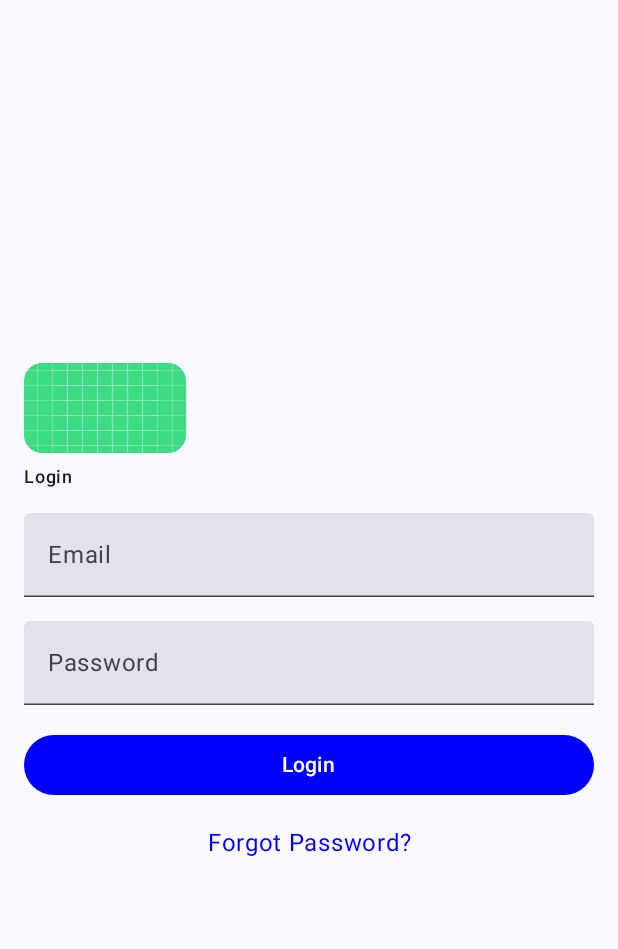
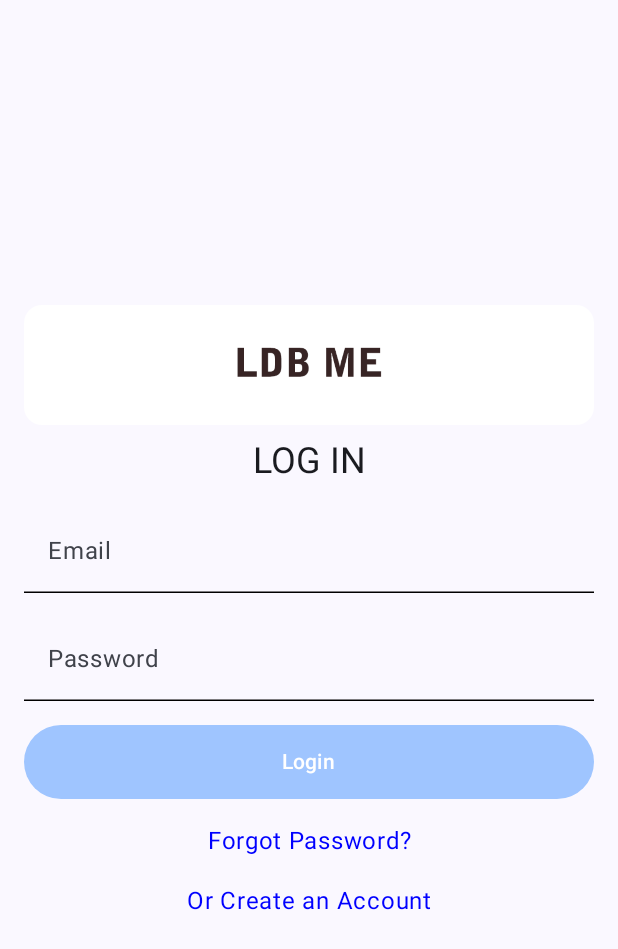
Before and after one commit to kameshtalreja/TheEventApp, an Android app built with Jetpack Compose: the screen it shows after launch (AuthActivity), on a phone screen of 412 x 824 dp. Shown: the top 949 px of the screen. Run offline under Robolectric (Android 15) with nearby library versions, the phone set to English and light mode, and no system bars; our stand-ins replace Dagger/Hilt's generated code.

Commit message:
commit 2

```diff
--- a/app/build.gradle.kts
+++ b/app/build.gradle.kts
@@ -80,6 +80,8 @@ dependencies {
     kapt("com.google.dagger:hilt-android-compiler:$hilt")
 //    annotationProcessor("androidx.room:room-compiler:$hilt")
 
+    implementation("io.coil-kt:coil-compose:2.5.0")
+
 
     implementation("androidx.hilt:hilt-navigation-compose:1.1.0")
 
--- a/app/src/main/java/com/demo/theeventapp/presentation/AuthActivity.kt
+++ b/app/src/main/java/com/demo/theeventapp/presentation/AuthActivity.kt
@@ -2,6 +2,7 @@ package com.demo.theeventapp.presentation
 
 import android.content.Intent
 import android.os.Bundle
+import android.widget.Toast
 import androidx.activity.ComponentActivity
 import androidx.activity.compose.setContent
 import androidx.activity.enableEdgeToEdge
@@ -28,6 +29,8 @@ class AuthActivity : ComponentActivity() {
                     LoginScreen({
                         startActivity( Intent(this, MainActivity::class.java))
                         finish()
+                    },{
+                        Toast.makeText(this, "Register Screen", Toast.LENGTH_SHORT).show()
                     })
                 }
             }
--- a/app/src/main/java/com/demo/theeventapp/presentation/screens/LoginScreen.kt
+++ b/app/src/main/java/com/demo/theeventapp/presentation/screens/LoginScreen.kt
@@ -1,6 +1,9 @@
 package com.demo.theeventapp.presentation.screens
 
+import android.util.Log
+import android.widget.Toast
 import androidx.compose.foundation.Image
+import androidx.compose.foundation.clickable
 import androidx.compose.foundation.layout.Arrangement
 import androidx.compose.foundation.layout.Box
 import androidx.compose.foundation.layout.Column
@@ -8,12 +11,17 @@ import androidx.compose.foundation.layout.fillMaxSize
 import androidx.compose.foundation.layout.fillMaxWidth
 import androidx.compose.foundation.layout.height
 import androidx.compose.foundation.layout.padding
+import androidx.compose.foundation.shape.RoundedCornerShape
+import androidx.compose.foundation.text.KeyboardOptions
 import androidx.compose.material3.Button
 import androidx.compose.material3.ButtonDefaults
 import androidx.compose.material3.CircularProgressIndicator
+import androidx.compose.material3.ExperimentalMaterial3Api
 import androidx.compose.material3.MaterialTheme
 import androidx.compose.material3.Text
 import androidx.compose.material3.TextField
+import androidx.compose.material3.TextFieldColors
+import androidx.compose.material3.TextFieldDefaults
 import androidx.compose.runtime.Composable
 import androidx.compose.runtime.getValue
 import androidx.compose.runtime.mutableStateOf
@@ -24,7 +32,10 @@ import androidx.compose.ui.Modifier
 import androidx.compose.ui.draw.clip
 import androidx.compose.ui.graphics.Color
 import androidx.compose.ui.layout.ContentScale
+import androidx.compose.ui.platform.LocalContext
 import androidx.compose.ui.res.painterResource
+import androidx.compose.ui.text.input.KeyboardType
+import androidx.compose.ui.text.input.PasswordVisualTransformation
 import androidx.compose.ui.text.input.TextFieldValue
 import androidx.compose.ui.text.style.TextAlign
 import androidx.compose.ui.tooling.preview.Preview
@@ -37,6 +48,7 @@ import com.kamesh.newsapp.presentation.viewmodel.LoginViewModel
 @Composable
 fun LoginScreen(
     gotoHome : () -> Unit,
+    gotoRegister : () -> Unit,
     viewModel : LoginViewModel = hiltViewModel()
 ) {
 
@@ -55,22 +67,26 @@ fun LoginScreen(
         verticalArrangement = Arrangement.Center
     ) {
         Image(
-            painter = painterResource(id = R.drawable.ic_launcher_background),
+            painter = painterResource(id = R.drawable.lldd),
             contentDescription = null,
             modifier = Modifier
-                .height(60.dp)
+                .height(80.dp)
                 .clip(shape = MaterialTheme.shapes.medium),
             contentScale = ContentScale.FillWidth
         )
         Text(
-            text = "Login",
-            style = MaterialTheme.typography.labelMedium,
-            modifier = Modifier.padding(vertical = 8.dp)
+            text = "LOG IN",
+            style = MaterialTheme.typography.headlineSmall,
+            textAlign = TextAlign.Center,
+            modifier = Modifier
+                .padding(vertical = 8.dp)
+                .fillMaxWidth(),
         )
         EmailTextField()
         PasswordTextField()
         LoginButton(viewModel,userEmail,userPassword)
         ForgotPasswordText()
+        RegisterText(onCreateAction = {})
     }
 
     if (res.isLoading){
@@ -81,7 +97,11 @@ fun LoginScreen(
 
     if (res.error.isNotBlank()){
         Box(modifier = Modifier.fillMaxSize()){
-            Text(text = res.error, modifier = Modifier.align(Alignment.Center))
+            Toast.makeText(
+                LocalContext.current,
+                res.error,
+                Toast.LENGTH_SHORT
+            ).show()
         }
     }
 
@@ -92,6 +112,8 @@ fun LoginScreen(
     }
 }
 
+@OptIn(ExperimentalMaterial3Api::class)
+@Preview
 @Composable
 fun EmailTextField() {
     var emailValue by remember { mutableStateOf(TextFieldValue()) }
@@ -103,10 +125,16 @@ fun EmailTextField() {
         singleLine = true,
         modifier = Modifier
             .fillMaxWidth()
-            .padding(vertical = 8.dp)
+            .padding(vertical = 8.dp),
+        colors = TextFieldDefaults.textFieldColors(
+            containerColor = Color.Transparent,
+            focusedIndicatorColor = Color.Black,
+            unfocusedIndicatorColor = Color.Black
+        )
     )
 }
 
+@OptIn(ExperimentalMaterial3Api::class)
 @Composable
 fun PasswordTextField() {
     var passwordValue by remember { mutableStateOf(TextFieldValue()) }
@@ -118,7 +146,16 @@ fun PasswordTextField() {
         singleLine = true,
         modifier = Modifier
             .fillMaxWidth()
-            .padding(vertical = 8.dp)
+            .padding(vertical = 8.dp),
+        visualTransformation = PasswordVisualTransformation(),
+        colors = TextFieldDefaults.textFieldColors(
+            containerColor = Color.Transparent,
+            focusedIndicatorColor = Color.Black,
+            unfocusedIndicatorColor = Color.Black
+        ),
+        keyboardOptions = KeyboardOptions(
+            keyboardType = KeyboardType.Password
+        )
     )
 }
 
@@ -126,10 +163,12 @@ fun PasswordTextField() {
 fun LoginButton(viewModel: LoginViewModel, userEmail: String, userPassword: String) {
     Button(
         onClick = { viewModel.loginEvent(userEmail, userPassword) },
-        colors = ButtonDefaults.buttonColors(containerColor = Color.Blue),
+        colors = ButtonDefaults.buttonColors(containerColor = Color(0xFF9fc5ff)),
         modifier = Modifier
             .fillMaxWidth()
+            .height(65.dp)
             .padding(vertical = 8.dp)
+            .clip(RoundedCornerShape(2.dp))
     ) {
         Text(text = "Login", color = Color.White)
     }
@@ -147,8 +186,23 @@ fun ForgotPasswordText() {
     )
 }
 
-@Preview
 @Composable
-fun PreviewLoginScreen() {
-//    LoginScreen()
+fun RegisterText( onCreateAction : () -> Unit) {
+    Text(
+        text = "Or Create an Account",
+        color = Color.Blue,
+        modifier = Modifier
+            .fillMaxWidth()
+            .padding(vertical = 8.dp)
+            .clickable {
+                onCreateAction()
+            },
+        textAlign = TextAlign.Center
+    )
 }
+
+//@Preview(showBackground = true)
+//@Composable
+//fun PreviewLoginScreen() {
+//    LoginScreen({ Log.d("TAG", "PreviewLoginScreen: ")})
+//}
--- a/app/src/main/java/com/demo/theeventapp/presentation/viewmodel/LoginViewModel.kt
+++ b/app/src/main/java/com/demo/theeventapp/presentation/viewmodel/LoginViewModel.kt
@@ -21,9 +21,7 @@ class LoginViewModel @Inject constructor(
 
     val loginResponse = mutableStateOf(LoginStateHolder())
 
-    init {
-//        loginEvent()
-    }
+
 
     fun loginEvent(userEmail: String?, userPassword: String?) {
         loginUseCase(LoginRequest(
```
Also changed, not shown: app/src/main/java/com/demo/theeventapp/presentation/compose_components/DrawerContent.kt (+15 -6 lines), app/src/main/java/com/demo/theeventapp/presentation/compose_components/EventCard.kt (+11 -3 lines).
